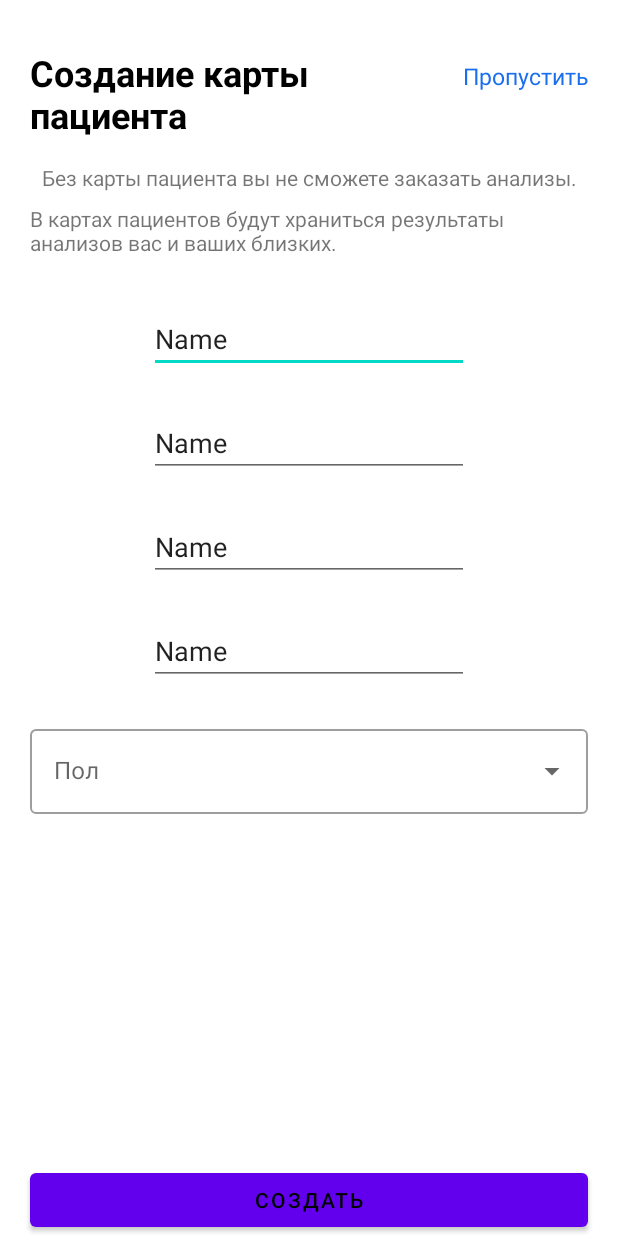
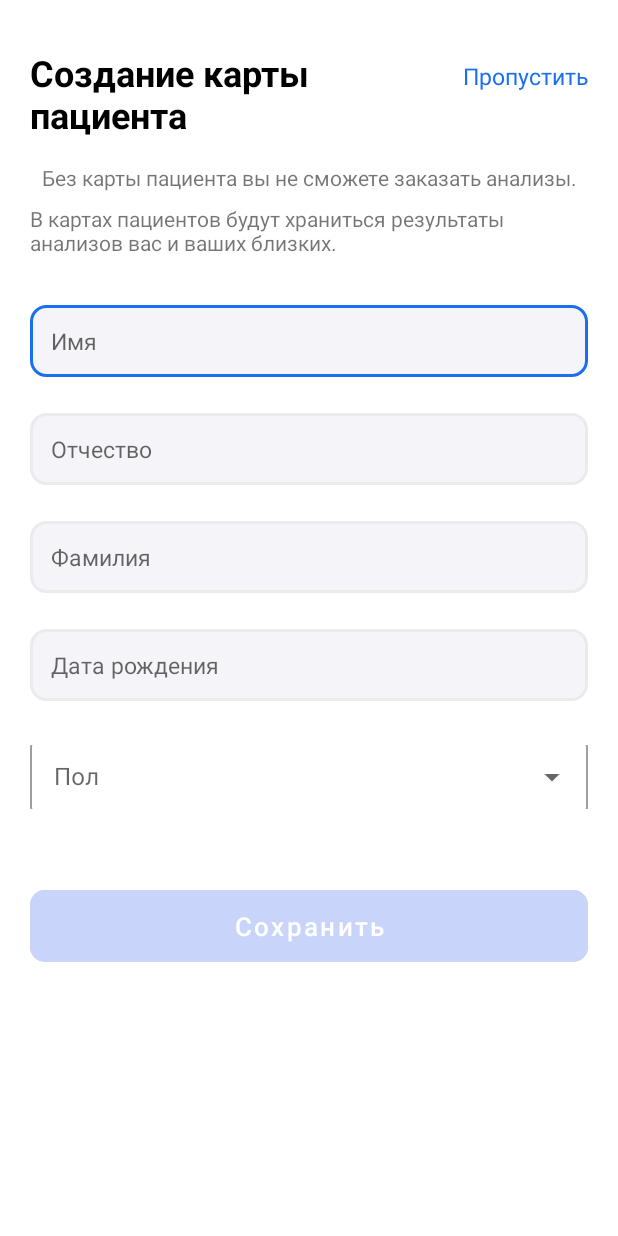
Before and after one commit to Jihiko4459/SmartLab, an Android app: the CreateActivity screen opened directly, with no data from a screen before it, on a phone screen of 412 x 824 dp. Run offline under Robolectric (Android 15) with nearby library versions, the phone set to English and light mode, and no system bars.

Commit message:
31.03.2023(1)

```diff
--- a/app/src/main/java/com/example/smartlab/CreateActivity.kt
+++ b/app/src/main/java/com/example/smartlab/CreateActivity.kt
@@ -3,17 +3,57 @@ package com.example.smartlab
 import androidx.appcompat.app.AppCompatActivity
 import android.os.Bundle
 import android.widget.ArrayAdapter
+import android.widget.EditText
 import androidx.core.content.ContentProviderCompat.requireContext
+import androidx.core.widget.addTextChangedListener
+import com.google.android.material.button.MaterialButton
 import com.google.android.material.textfield.TextInputLayout
 
 class CreateActivity : AppCompatActivity() {
+    lateinit var name:EditText
+    lateinit var lastname:EditText
+    lateinit var patronimic:EditText
+    lateinit var date_of_birth:EditText
+    lateinit var button: MaterialButton
     lateinit var dropdown:TextInputLayout
     override fun onCreate(savedInstanceState: Bundle?) {
         super.onCreate(savedInstanceState)
         setContentView(R.layout.activity_create)
-        dropdown=findViewById(R.id.editTextTextPersonName4)
+        name=findViewById(R.id.editTextTextPersonName)
+        lastname=findViewById(R.id.editTextTextPersonName2)
+        patronimic=findViewById(R.id.editTextTextPersonName3)
+        date_of_birth=findViewById(R.id.editTextTextPersonName4)
+        button=findViewById(R.id.button)
+        dropdown=findViewById(R.id.textInputLayout)
         val gender=resources.getStringArray(R.array.gender)
         //val arrayAdapter=ArrayAdapter(requireContext(), R.layout.dropdown_item, gender)
-
+        name.addTextChangedListener { text ->
+                if (text.toString().length > 0) {
+                    button.isEnabled = true
+                } else {
+                    button.isEnabled = false
+                }
+            }
+        lastname.addTextChangedListener { text ->
+                if (text.toString().length > 0) {
+                    button.isEnabled = true
+                } else {
+                    button.isEnabled = false
+                }
+            }
+        patronimic.addTextChangedListener { text ->
+            if (text.toString().length > 0) {
+                button.isEnabled = true
+            } else {
+                button.isEnabled = false
+            }
+        }
+        date_of_birth.addTextChangedListener { text ->
+            if (text.toString().length > 0) {
+                button.isEnabled = true
+            } else {
+                button.isEnabled = false
+            }
+        }
     }
 }
--- a/app/src/main/res/layout/activity_create.xml
+++ b/app/src/main/res/layout/activity_create.xml
@@ -59,67 +59,97 @@
 
     <EditText
         android:id="@+id/editTextTextPersonName"
-        android:layout_width="wrap_content"
-        android:layout_height="wrap_content"
+        android:background="@drawable/selected_input"
+        android:paddingStart="14dp"
+        android:textSize="15sp"
+        android:layout_width="0dp"
+        android:layout_height="48dp"
+        android:layout_marginStart="20dp"
         android:layout_marginTop="32dp"
+        android:layout_marginEnd="20dp"
         android:ems="10"
         android:inputType="textPersonName"
-        android:text="Name"
+        android:hint="Имя"
         app:layout_constraintEnd_toEndOf="parent"
         app:layout_constraintStart_toStartOf="parent"
         app:layout_constraintTop_toBottomOf="@+id/textView14" />
 
     <EditText
         android:id="@+id/editTextTextPersonName2"
-        android:layout_width="wrap_content"
-        android:layout_height="wrap_content"
+        android:background="@drawable/selected_input"
+        android:paddingStart="14dp"
+        android:textSize="15sp"
+        android:layout_width="0dp"
+        android:layout_height="48dp"
+        android:layout_marginStart="20dp"
         android:layout_marginTop="24dp"
+        android:layout_marginEnd="20dp"
         android:ems="10"
         android:inputType="textPersonName"
-        android:text="Name"
+        android:hint="Отчество"
         app:layout_constraintEnd_toEndOf="parent"
         app:layout_constraintStart_toStartOf="parent"
         app:layout_constraintTop_toBottomOf="@+id/editTextTextPersonName" />
 
     <EditText
         android:id="@+id/editTextTextPersonName3"
-        android:layout_width="wrap_content"
-        android:layout_height="wrap_content"
+        android:background="@drawable/selected_input"
+        android:paddingStart="14dp"
+        android:textSize="15sp"
+        android:layout_width="0dp"
+        android:layout_height="48dp"
+        android:layout_marginStart="20dp"
         android:layout_marginTop="24dp"
+        android:layout_marginEnd="20dp"
         android:ems="10"
         android:inputType="textPersonName"
-        android:text="Name"
+        android:hint="Фамилия"
         app:layout_constraintEnd_toEndOf="parent"
         app:layout_constraintStart_toStartOf="parent"
         app:layout_constraintTop_toBottomOf="@+id/editTextTextPersonName2" />
 
     <EditText
         android:id="@+id/editTextTextPersonName4"
-        android:layout_width="wrap_content"
-        android:layout_height="wrap_content"
+        android:background="@drawable/selected_input"
+        android:paddingStart="14dp"
+        android:textSize="15sp"
+        android:layout_width="0dp"
+        android:layout_height="48dp"
+        android:layout_marginStart="20dp"
         android:layout_marginTop="24dp"
+        android:layout_marginEnd="20dp"
         android:ems="10"
         android:inputType="textPersonName"
-        android:text="Name"
+        android:hint="Дата рождения"
         app:layout_constraintEnd_toEndOf="parent"
         app:layout_constraintStart_toStartOf="parent"
         app:layout_constraintTop_toBottomOf="@+id/editTextTextPersonName3" />
 
-    <Button
-        android:id="@+id/button3"
+    <com.google.android.material.button.MaterialButton
+        android:id="@+id/button"
         android:layout_width="0dp"
-        android:layout_height="wrap_content"
+        android:layout_height="60dp"
         android:layout_marginStart="20dp"
+        android:layout_marginTop="48dp"
         android:layout_marginEnd="20dp"
-        android:text="Создать"
-        app:layout_constraintBottom_toBottomOf="parent"
+        android:backgroundTint="@color/is_enable_view"
+        android:enabled="false"
+        android:onClick="next"
+        android:text="Сохранить"
+        android:textAllCaps="false"
+        android:textColor="@color/white"
+        android:textSize="17sp"
+        app:cornerRadius="10dp"
         app:layout_constraintEnd_toEndOf="parent"
-        app:layout_constraintStart_toStartOf="parent" />
+        app:layout_constraintStart_toStartOf="parent"
+        app:layout_constraintTop_toBottomOf="@+id/textInputLayout" />
 
     <com.google.android.material.textfield.TextInputLayout
+        android:id="@+id/textInputLayout"
+        android:textSize="15sp"
         style="@style/Widget.MaterialComponents.TextInputLayout.OutlinedBox.ExposedDropdownMenu"
         android:layout_width="0dp"
-        android:layout_height="wrap_content"
+        android:layout_height="48dp"
         android:layout_marginStart="20dp"
         android:layout_marginTop="24dp"
         android:layout_marginEnd="20dp"
@@ -131,9 +161,9 @@
         <AutoCompleteTextView
             android:id="@+id/autoCompleteTextView2"
             android:layout_width="match_parent"
-            android:layout_height="match_parent"
+            android:layout_height="48dp"
             android:layout_weight="1"
-            android:inputType="none"
-            android:hint="Пол"/>
+            android:hint="Пол"
+            android:inputType="none" />
     </com.google.android.material.textfield.TextInputLayout>
 </androidx.constraintlayout.widget.ConstraintLayout>
```
